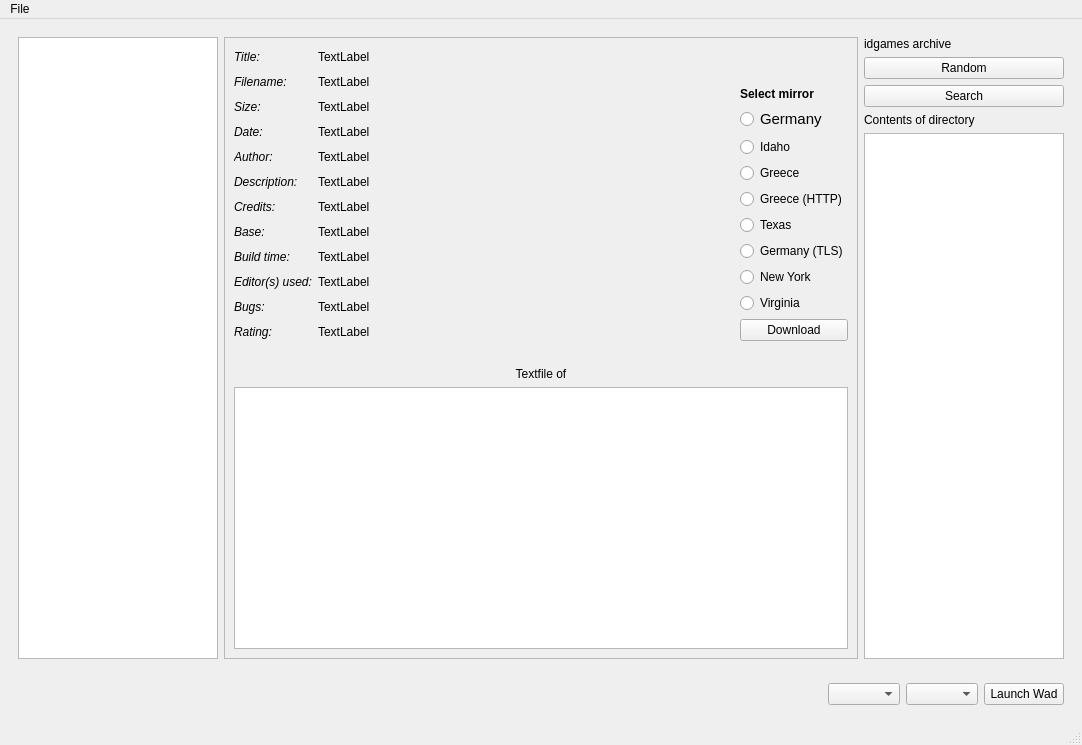
Qt form src/main/resources/base/template/wadlauncher.ui (karlpet/WadLauncher) before a commit.
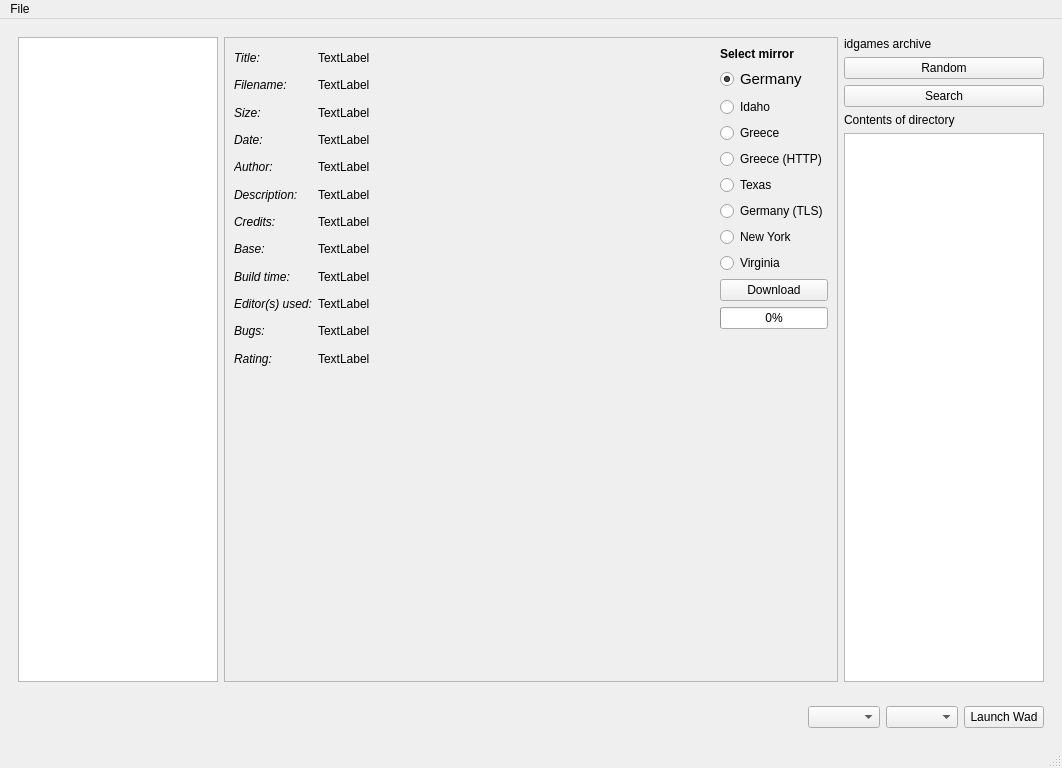
The same form after that commit. The open tabs and pages were chosen to show the change.

The edit to the form file:
```diff
--- a/src/main/resources/base/template/wadlauncher.ui
+++ b/src/main/resources/base/template/wadlauncher.ui
@@ -6,8 +6,8 @@
    <rect>
     <x>0</x>
     <y>0</y>
-    <width>1082</width>
-    <height>745</height>
+    <width>1062</width>
+    <height>768</height>
    </rect>
   </property>
   <property name="windowTitle">
@@ -136,36 +136,16 @@
               <rect>
                <x>0</x>
                <y>0</y>
-               <width>632</width>
-               <height>609</height>
+               <width>612</width>
+               <height>632</height>
               </rect>
              </property>
              <layout class="QGridLayout" name="gridLayout_2">
-              <item row="2" column="0" colspan="2">
-               <layout class="QVBoxLayout" name="idgames_detail_reviews_layout">
-                <property name="bottomMargin">
-                 <number>20</number>
-                </property>
-               </layout>
-              </item>
               <item row="0" column="1" rowspan="2">
                <layout class="QVBoxLayout" name="idgames_detail_download_layout">
                 <property name="sizeConstraint">
                  <enum>QLayout::SetMinimumSize</enum>
                 </property>
-                <item>
-                 <spacer name="verticalSpacer">
-                  <property name="orientation">
-                   <enum>Qt::Vertical</enum>
-                  </property>
-                  <property name="sizeHint" stdset="0">
-                   <size>
-                    <width>20</width>
-                    <height>40</height>
-                   </size>
-                  </property>
-                 </spacer>
-                </item>
                 <item>
                  <widget class="QLabel" name="label">
                   <property name="font">
@@ -189,6 +169,9 @@
                   <property name="text">
                    <string>Germany</string>
                   </property>
+                  <property name="checked">
+                   <bool>true</bool>
+                  </property>
                   <attribute name="buttonGroup">
                    <string notr="true">idgames_detail_download_mirror_select</string>
                   </attribute>
@@ -271,6 +254,32 @@
                   </property>
                  </widget>
                 </item>
+                <item>
+                 <widget class="QProgressBar" name="idgames_detail_progress">
+                  <property name="sizePolicy">
+                   <sizepolicy hsizetype="Minimum" vsizetype="Fixed">
+                    <horstretch>0</horstretch>
+                    <verstretch>0</verstretch>
+                   </sizepolicy>
+                  </property>
+                  <property name="value">
+                   <number>0</number>
+                  </property>
+                 </widget>
+                </item>
+                <item>
+                 <spacer name="verticalSpacer">
+                  <property name="orientation">
+                   <enum>Qt::Vertical</enum>
+                  </property>
+                  <property name="sizeHint" stdset="0">
+                   <size>
+                    <width>20</width>
+                    <height>40</height>
+                   </size>
+                  </property>
+                 </spacer>
+                </item>
                </layout>
               </item>
               <item row="0" column="0" rowspan="2">
@@ -727,18 +736,18 @@
                 </item>
                </layout>
               </item>
-              <item row="4" column="0" colspan="2">
-               <widget class="QPlainTextEdit" name="plainTextEdit"/>
-              </item>
-              <item row="3" column="0" colspan="2">
-               <widget class="QLabel" name="label_24">
-                <property name="text">
-                 <string>Textfile of</string>
+              <item row="2" column="0" colspan="2">
+               <spacer name="verticalSpacer_2">
+                <property name="orientation">
+                 <enum>Qt::Vertical</enum>
                 </property>
-                <property name="alignment">
-                 <set>Qt::AlignCenter</set>
+                <property name="sizeHint" stdset="0">
+                 <size>
+                  <width>20</width>
+                  <height>40</height>
+                 </size>
                 </property>
-               </widget>
+               </spacer>
               </item>
              </layout>
             </widget>
@@ -891,7 +900,7 @@
     <rect>
      <x>0</x>
      <y>0</y>
-     <width>1082</width>
+     <width>1062</width>
      <height>25</height>
     </rect>
    </property>
```
Left out of the diff: 6 changed lines with no effect on the pictures.
